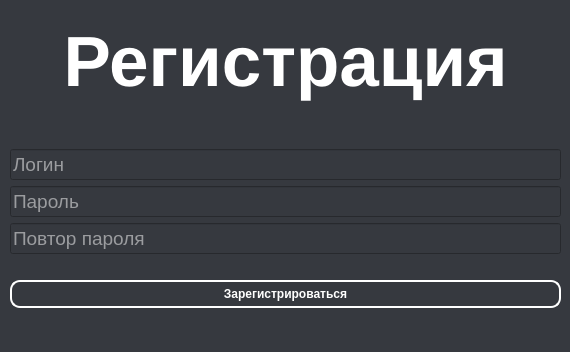
Old version of the form interfaces/registration_form.ui in the repository ArtShibaev/Bugtracker.
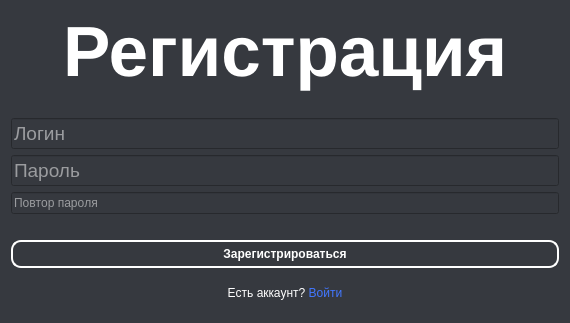
New version of the form.

Commit message: Изменены интерфейсы Добавлена адаптивность к регистрации

Diff of the .ui file:
```diff
--- a/interfaces/registration_form.ui
+++ b/interfaces/registration_form.ui
@@ -1,32 +1,50 @@
 <?xml version="1.0" encoding="UTF-8"?>
 <ui version="4.0">
- <class>Registration</class>
- <widget class="QMainWindow" name="Registration">
+ <class>Form</class>
+ <widget class="QWidget" name="Form">
   <property name="geometry">
    <rect>
     <x>0</x>
     <y>0</y>
     <width>570</width>
-    <height>352</height>
+    <height>323</height>
    </rect>
   </property>
+  <property name="maximumSize">
+   <size>
+    <width>700</width>
+    <height>500</height>
+   </size>
+  </property>
+  <property name="sizeIncrement">
+   <size>
+    <width>10</width>
+    <height>10</height>
+   </size>
+  </property>
+  <property name="font">
+   <font>
+    <kerning>false</kerning>
+   </font>
+  </property>
+  <property name="mouseTracking">
+   <bool>false</bool>
+  </property>
   <property name="windowTitle">
-   <string>Багтрекер - Регистрация</string>
+   <string>Багтрекер - Вход</string>
+  </property>
+  <property name="windowOpacity">
+   <double>1.000000000000000</double>
+  </property>
+  <property name="autoFillBackground">
+   <bool>false</bool>
   </property>
   <property name="styleSheet">
    <string notr="true">background-color: #36393f;
 color: white;</string>
   </property>
-  <widget class="QWidget" name="centralwidget">
-   <widget class="QWidget" name="">
-    <property name="geometry">
-     <rect>
-      <x>10</x>
-      <y>0</y>
-      <width>551</width>
-      <height>308</height>
-     </rect>
-    </property>
+  <layout class="QGridLayout" name="gridLayout_3">
+   <item row="1" column="0">
     <layout class="QVBoxLayout" name="verticalLayout">
      <item>
       <widget class="QLabel" name="label_registration">
@@ -100,10 +118,7 @@
       </widget>
      </item>
      <item>
-      <widget class="QLineEdit" name="input_password_registration">
-       <property name="enabled">
-        <bool>true</bool>
-       </property>
+      <widget class="QLineEdit" name="input_password">
        <property name="font">
         <font>
          <pointsize>14</pointsize>
@@ -120,27 +135,13 @@
 border-color: rgb(130, 118, 255);
 }</string>
        </property>
-       <property name="frame">
-        <bool>true</bool>
-       </property>
-       <property name="cursorPosition">
-        <number>0</number>
-       </property>
        <property name="placeholderText">
         <string>Пароль</string>
        </property>
       </widget>
      </item>
      <item>
-      <widget class="QLineEdit" name="input_password_registration_second_time">
-       <property name="enabled">
-        <bool>true</bool>
-       </property>
-       <property name="font">
-        <font>
-         <pointsize>14</pointsize>
-        </font>
-       </property>
+      <widget class="QLineEdit" name="input_password_repeat">
        <property name="styleSheet">
         <string notr="true">border: 2px solid gray;
 color: white;
@@ -152,14 +153,8 @@
 border-color: rgb(130, 118, 255);
 }</string>
        </property>
-       <property name="frame">
-        <bool>true</bool>
-       </property>
-       <property name="echoMode">
-        <enum>QLineEdit::Normal</enum>
-       </property>
-       <property name="cursorPosition">
-        <number>0</number>
+       <property name="text">
+        <string/>
        </property>
        <property name="placeholderText">
         <string>Повтор пароля</string>
@@ -200,20 +195,23 @@
        </property>
       </widget>
      </item>
+     <item>
+      <widget class="QLabel" name="label_register">
+       <property name="styleSheet">
+        <string notr="true"/>
+       </property>
+       <property name="text">
+        <string>Есть аккаунт? &lt;a href=&quot;login_page.ui&quot; style=&quot;text-decoration: none;
+color: rgb(66, 119, 255)&quot;&gt;Войти&lt;/a&gt;</string>
+       </property>
+       <property name="alignment">
+        <set>Qt::AlignCenter</set>
+       </property>
+      </widget>
+     </item>
     </layout>
-   </widget>
-  </widget>
-  <widget class="QMenuBar" name="menubar">
-   <property name="geometry">
-    <rect>
-     <x>0</x>
-     <y>0</y>
-     <width>570</width>
-     <height>21</height>
-    </rect>
-   </property>
-  </widget>
-  <widget class="QStatusBar" name="statusbar"/>
+   </item>
+  </layout>
  </widget>
  <resources/>
  <connections/>
```
Left out of the diff: 6 changed lines with no effect on the pictures. The commit also changes 1 other file.
